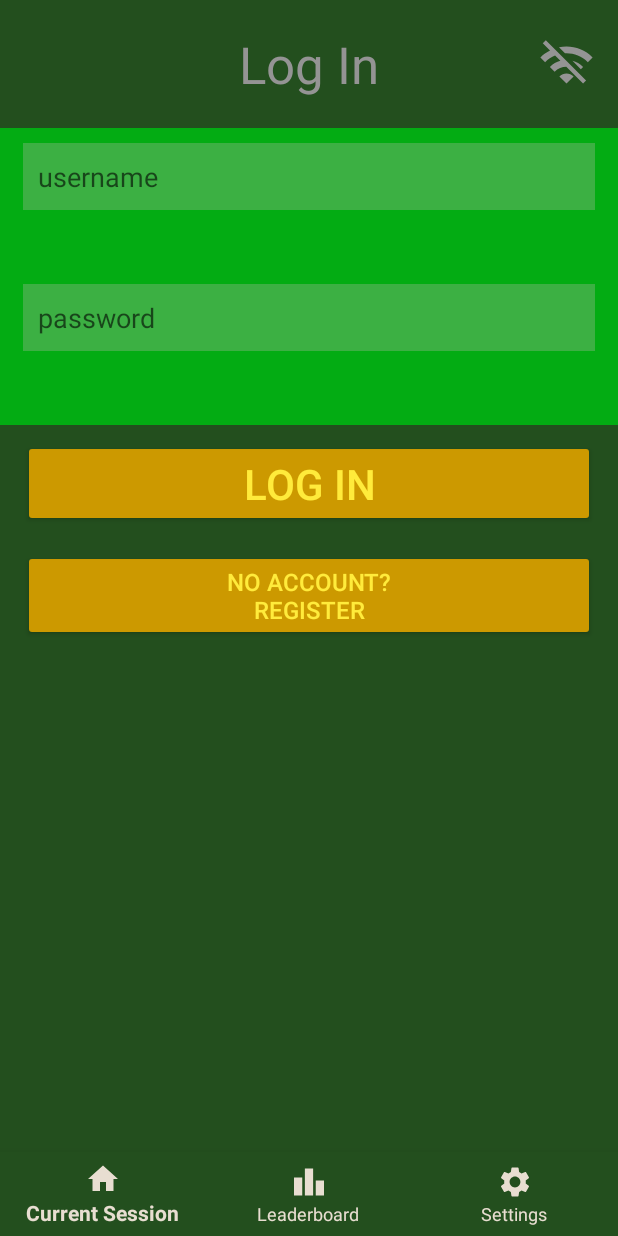
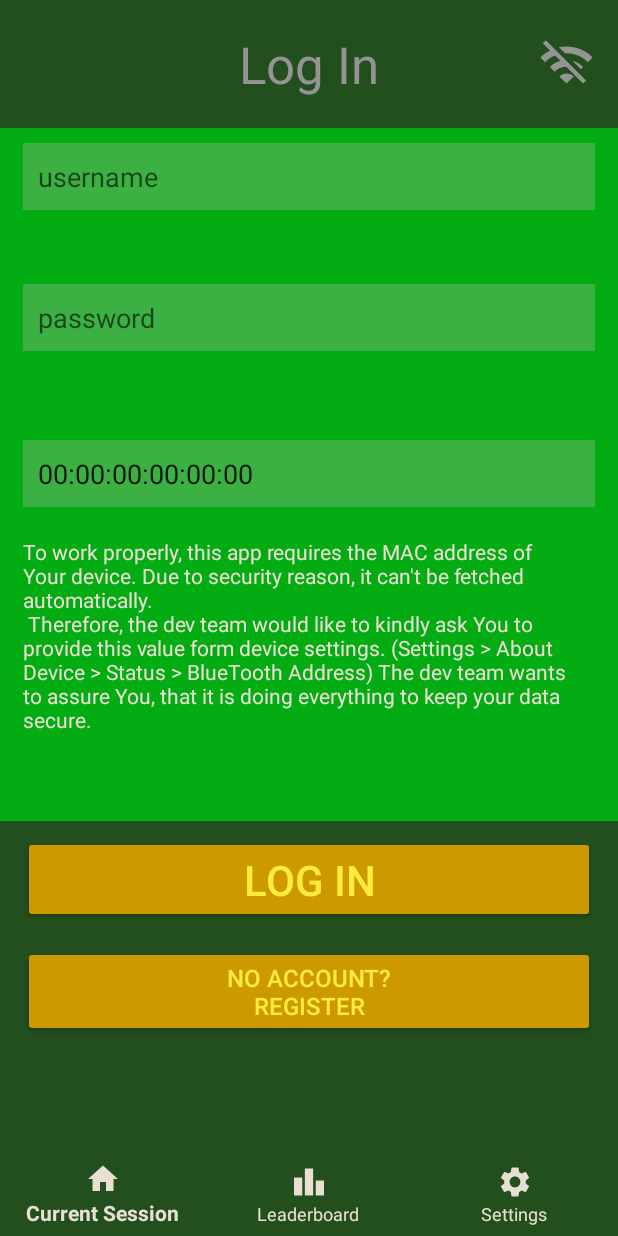
Before and after one commit to KarolWes/BluetoothGameApp, an Android app: the screen it shows after launch (MainActivity), on a phone screen of 412 x 824 dp. Run offline under Robolectric (Android 15) with nearby library versions, the phone set to English and light mode, and no system bars; our stand-ins replace navigation-ui.

```diff
--- a/app/src/main/java/com/example/bluetoothgame/LoginFragment.kt
+++ b/app/src/main/java/com/example/bluetoothgame/LoginFragment.kt
@@ -6,6 +6,8 @@ import android.net.NetworkCapabilities
 import android.net.NetworkRequest
 import android.os.Build
 import android.os.Bundle
+import android.text.Editable
+import android.text.TextWatcher
 import android.util.Log
 import android.view.LayoutInflater
 import android.view.View
@@ -54,6 +56,7 @@ class LoginFragment : Fragment() {
     private var _binding: FragmentLoginBinding? = null
     private var _connected: Boolean = false
     private var _mainReady = false
+    private var _mac = ""
 
     private lateinit var _submitButton:Button
     private lateinit var _switchButton:Button
@@ -61,6 +64,7 @@ class LoginFragment : Fragment() {
     private lateinit var _emailField: EditText
     private lateinit var _passwordField: EditText
     private lateinit var _usernameField: EditText
+    private lateinit var _macFiled: EditText
     private lateinit var _passwordError: TextView
     private lateinit var _mailError: TextView
     private lateinit var _loginError: TextView
@@ -127,6 +131,7 @@ class LoginFragment : Fragment() {
         }
         _trans = this.requireActivity().supportFragmentManager.beginTransaction()
         _db = DBInternal(this.requireContext(), null, null, 1)
+        _mac = _db.getVals()?.get(8) ?: _mac
         _switchButton = binding.switchButton
         _submitButton = binding.submitButton
         _emailField = binding.emailInput
@@ -142,6 +147,9 @@ class LoginFragment : Fragment() {
         _loginError.visibility = View.INVISIBLE
         _mailError = binding.errorMailText
         _mailError.visibility = View.GONE
+        _macFiled = binding.macInput
+        _macFiled.addTextChangedListener(MaskWatcher("##:##:##:##:##:##"))
+        _macFiled.setText(_mac)
         GlobalScope.launch { getBinding() }
 
 
@@ -278,7 +286,8 @@ class LoginFragment : Fragment() {
                         val id = u.getString("id")
                         val email = u.getString("email")
                         Log.i("http", "log in finished, moving to main")
-                        _db.logIn(id, user, email, token)
+                        _mac = _macFiled.text.toString()
+                        _db.logIn(id, user, email, token, _mac)
                         if (_mainReady) {
                             for (i in _nav.menu) {
                                 i.isEnabled = true
@@ -323,3 +332,39 @@ class LoginFragment : Fragment() {
         _binding = null
     }
 }
+
+
+
+
+
+class MaskWatcher(private val mask: String) : TextWatcher {
+    /*
+    MIT License
+    Copyright (c) 2016 Diego Yasuhiko Kurisaki
+    */
+
+    private var isRunning = false
+    private var isDeleting = false
+    override fun beforeTextChanged(charSequence: CharSequence, start: Int, count: Int, after: Int) {
+        isDeleting = count > after
+    }
+
+    override fun onTextChanged(charSequence: CharSequence, start: Int, before: Int, count: Int) {}
+    override fun afterTextChanged(editable: Editable) {
+        if (isRunning || isDeleting) {
+            return
+        }
+        isRunning = true
+        val editableLength = editable.length
+        if (editableLength < mask.length) {
+            if (mask[editableLength] != '#') {
+                editable.append(mask[editableLength])
+            } else if (mask[editableLength - 1] != '#') {
+                editable.insert(editableLength - 1, mask, editableLength - 1, editableLength)
+            }
+        }
+        isRunning = false
+
+    }
+
+}
--- a/app/src/main/java/com/example/bluetoothgame/SQLiteManager.kt
+++ b/app/src/main/java/com/example/bluetoothgame/SQLiteManager.kt
@@ -29,6 +29,7 @@ class DBInternal(context: Context, name: String?, factory: SQLiteDatabase.Cursor
         val REF_RATE = "refresh_rate"
         val PAIRED = "scan_paired"
         val NONAME = "scan_no_name"
+        val MAC = "mac_address"
 
     }
 
@@ -43,7 +44,8 @@ class DBInternal(context: Context, name: String?, factory: SQLiteDatabase.Cursor
                 TOKEN_DATE + " TEXT, " +
                 REF_RATE + " INTEGER, " +
                 PAIRED + " INTEGER, " +
-                NONAME + " INTEGER" +
+                NONAME + " INTEGER, " +
+                MAC + " TEXT " +
                 ")")
         db.execSQL(CREATE_INTERN_TABLE)
     }
@@ -74,7 +76,8 @@ class DBInternal(context: Context, name: String?, factory: SQLiteDatabase.Cursor
             Log.i("sql", p)
             val noName = cursor.getString(7)
             Log.i("sql", noName)
-            ans = arrayListOf(id, user, email, token, tokenDate, ref, p, noName)
+            val mac = cursor.getString(8)
+            ans = arrayListOf(id, user, email, token, tokenDate, ref, p, noName, mac)
             cursor.close()
         }
         db.close()
@@ -119,7 +122,7 @@ class DBInternal(context: Context, name: String?, factory: SQLiteDatabase.Cursor
         return t
     }
 
-    fun updateParameters(userId:String, params:ArrayList<Int>){
+    fun updateParameters(userId:String, params:ArrayList<Int>, mac: String){
         val old = this.getVals()!!
         val values = ContentValues()
         values.put(ID, old[0])
@@ -131,6 +134,7 @@ class DBInternal(context: Context, name: String?, factory: SQLiteDatabase.Cursor
         values.put(REF_RATE, params[0])
         values.put(PAIRED, params[1])
         values.put(NONAME, params[2])
+        values.put(MAC, mac)
         val db = this.writableDatabase
         db.update(TABLE_NAME, values, "$ID=?", arrayOf(userId))
         db.close()
@@ -150,6 +154,7 @@ class DBInternal(context: Context, name: String?, factory: SQLiteDatabase.Cursor
         Log.i("sql", paired.toString())
         values.put(NONAME, no_name)
         Log.i("sql", values.toString())
+        values.put(MAC, "00:00:00:00:00:00")
 
         val db = this.writableDatabase
         val res = db.insert(TABLE_NAME,null, values)
@@ -157,7 +162,7 @@ class DBInternal(context: Context, name: String?, factory: SQLiteDatabase.Cursor
         db.close()
     }
 
-    fun logIn(id:String, user:String, email:String, token:String){
+    fun logIn(id:String, user:String, email:String, token:String, mac:String){
         val old = this.getVals()!!
         val values = ContentValues()
         values.put(ID, id)
@@ -168,6 +173,7 @@ class DBInternal(context: Context, name: String?, factory: SQLiteDatabase.Cursor
         values.put(REF_RATE, old[5])
         values.put(PAIRED, old[6])
         values.put(NONAME, old[7])
+        values.put(MAC, mac)
 
         val db = this.writableDatabase
         this.clear()
@@ -188,6 +194,7 @@ class DBInternal(context: Context, name: String?, factory: SQLiteDatabase.Cursor
         values.put(REF_RATE, old[5])
         values.put(PAIRED, old[6])
         values.put(NONAME, old[7])
+        values.put(MAC, old[8])
         val db = this.writableDatabase
         db.update(TABLE_NAME, values, "$ID=?", arrayOf(id))
         db.close()
--- a/app/src/main/java/com/example/bluetoothgame/ui/home/HomeFragment.kt
+++ b/app/src/main/java/com/example/bluetoothgame/ui/home/HomeFragment.kt
@@ -68,7 +68,7 @@ class HomeFragment : Fragment() {
         var connected: Boolean = false
         var token:String = ""
         var userId:String = ""
-        var myMac = ""
+        var myMac = "00:00:00:00:00:00"
     }
     interface RestApiFoundDevices {
         @Headers("Content-Type: application/json")
@@ -244,14 +244,10 @@ class HomeFragment : Fragment() {
             _refreshRate = Integer.parseInt(ans[5])
             _scanPaired = Integer.parseInt(ans[6]) == 1
             _scanNoName = Integer.parseInt(ans[7]) == 1
+            myMac = ans[8]
         }
         token = _internalDB.getToken()
         userId = _internalDB.getUser()
-        Log.i("Internal", "Fetching mac")
-        val tmp = getBluetoothMacAddress()
-        if(tmp != null){
-            myMac  = tmp
-        }
         Log.i("Mac", myMac)
         if(token == ""){
             // Log in
--- a/app/src/main/java/com/example/bluetoothgame/ui/settings/SettingsFragment.kt
+++ b/app/src/main/java/com/example/bluetoothgame/ui/settings/SettingsFragment.kt
@@ -28,6 +28,7 @@ class SettingsFragment : Fragment() {
     private var _defaultUser = ""
     private var _defaultEmail = ""
     private var _id = ""
+    private var _mac = "00:00:00:00:00:00"
 
     // This property is only valid between onCreateView and
     // onDestroyView.
@@ -61,6 +62,7 @@ class SettingsFragment : Fragment() {
             _defaultRef = Integer.parseInt(data[5])
             _defaultPaired = Integer.parseInt(data[6])
             _defaultNNa = Integer.parseInt(data[7])
+            _mac = data[8]
         }
         var token = _db.getToken()
         if(token == ""){
@@ -103,7 +105,7 @@ class SettingsFragment : Fragment() {
     @RequiresApi(Build.VERSION_CODES.P)
     override fun onDestroyView() {
         super.onDestroyView()
-        _db.updateParameters(_id, arrayListOf(_defaultRef, _defaultPaired, _defaultNNa))
+        _db.updateParameters(_id, arrayListOf(_defaultRef, _defaultPaired, _defaultNNa), _mac)
         _binding = null
     }
 }
--- a/app/src/main/res/layout/fragment_login.xml
+++ b/app/src/main/res/layout/fragment_login.xml
@@ -49,7 +49,7 @@
 
     <ScrollView
         android:layout_width="match_parent"
-        android:layout_height="wrap_content">
+        android:layout_height="462dp">
 
         <LinearLayout
             android:layout_width="match_parent"
@@ -130,6 +130,31 @@
                 android:text="Error Pasword"
                 android:textColor="@color/beige_200" />
 
+            <EditText
+                android:id="@+id/macInput"
+                android:layout_width="match_parent"
+                android:layout_height="wrap_content"
+                android:layout_marginLeft="15dp"
+                android:layout_marginTop="10dp"
+                android:layout_marginRight="15dp"
+                android:layout_marginBottom="10dp"
+                android:background="@color/green_200"
+                android:ems="20"
+                android:hint="00:00:00:00:00:00"
+                android:inputType="text"
+                android:padding="10dp" />
+
+            <TextView
+                android:id="@+id/macInfoText"
+                android:layout_width="match_parent"
+                android:layout_height="wrap_content"
+                android:paddingLeft="15dp"
+                android:paddingTop="10dp"
+                android:paddingRight="15dp"
+                android:paddingBottom="10dp"
+                android:text="@string/mac_info"
+                android:textColor="@color/beige_200" />
+
         </LinearLayout>
     </ScrollView>
 
--- a/app/src/main/res/values/strings.xml
+++ b/app/src/main/res/values/strings.xml
@@ -6,4 +6,8 @@
     <string name="ref_rate">Current refresh rate: every</string>
     <!-- TODO: Remove or change this placeholder text -->
     <string name="hello_blank_fragment">Hello blank fragment</string>
+    <string name="mac_info">To work properly, this app requires the MAC address of Your device. Due to security reason, it can\'t be fetched automatically. \
+        Therefore, the dev team would like to kindly ask You to provide this value form device settings. (Settings > About Device > Status > BlueTooth Address)
+        The dev team wants to assure You, that it is doing everything to keep your data secure.
+    </string>
 </resources>
```
